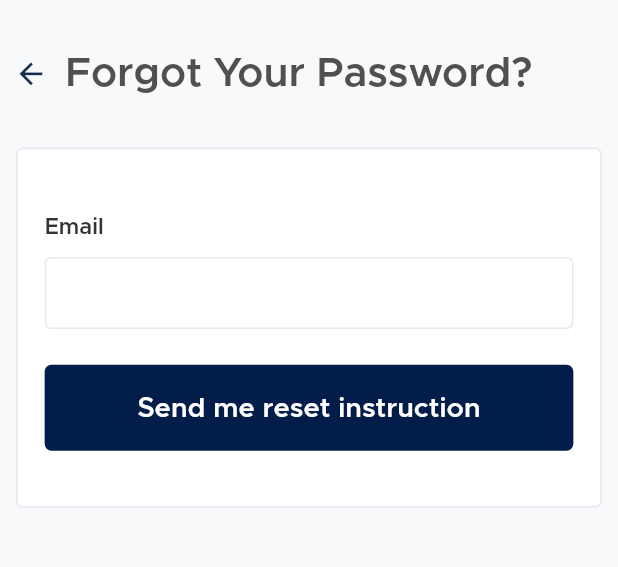
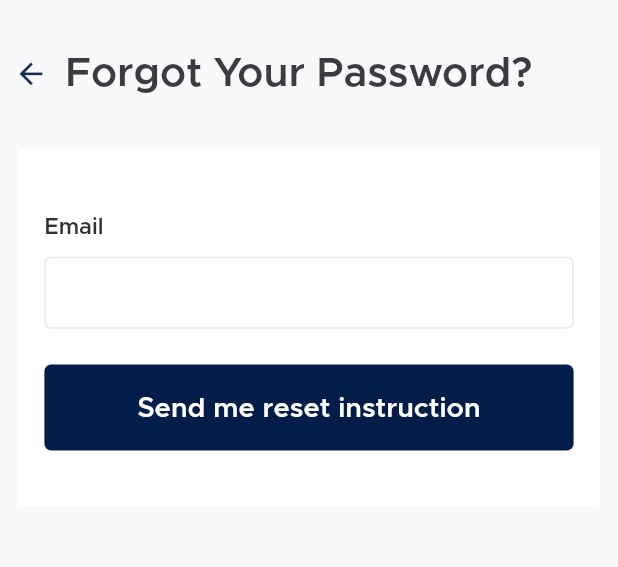
Before and after one commit to islamsayed86/Happy-Texting, a Flutter app: the screen it shows after launch, after a tap on "Forgot password?", on a phone screen of 412 x 824 dp, the part 97-664 px from its top. Run offline on Flutter 3.47's test engine with Material 2 defaults, Android fonts, the phone set to English and light mode, and no system bars; our stand-ins replace flutter_screenutil.

Commit message:
make the navigation & refactor the code

```diff
--- a/lib/Ui/screens/forgot_password_page.dart
+++ b/lib/Ui/screens/forgot_password_page.dart
@@ -1,17 +1,22 @@
 import 'package:flutter/material.dart';
 import 'package:flutter_screenutil/flutter_screenutil.dart';
 import 'package:happy_texting/Ui/screens/reset_password_page.dart';
-import 'package:happy_texting/Ui/widgets/custom_button.dart';
-
-import 'package:happy_texting/Ui/widgets/custom_text_field.dart';
+import 'package:happy_texting/core/constants/colors.dart';
+import 'package:happy_texting/core/widgets/Logo.dart';
+import 'package:happy_texting/core/widgets/custom_button.dart';
+import 'package:happy_texting/core/widgets/custom_container.dart';
+import 'package:happy_texting/core/widgets/custom_text_field.dart';
+import 'package:happy_texting/core/widgets/custom_text_style.dart';
+import 'package:happy_texting/data/models/enter_email.dart';
 
 class ForgotPassword extends StatelessWidget {
-  const ForgotPassword({super.key});
+  ForgotPassword({super.key});
   static String id = 'Forgot Password';
+  String? email;
   @override
   Widget build(BuildContext context) {
     return Scaffold(
-      backgroundColor: const Color(0xffF8F9FB),
+      backgroundColor: kLightGrey,
       body: Padding(
         padding: EdgeInsets.symmetric(vertical: 25.sp),
         child: ListView(
@@ -19,19 +24,8 @@ class ForgotPassword extends StatelessWidget {
             Row(
               mainAxisAlignment: MainAxisAlignment.center,
               children: [
-                Text(
-                  'Happy ',
-                  style: TextStyle(
-                      color: const Color(0xff81CFD2),
-                      fontSize: 27.sp,
-                      fontWeight: FontWeight.bold),
-                ),
-                Text(
-                  'Texting',
-                  style: TextStyle(
-                      color: const Color(0xff031D4A),
-                      fontSize: 27.sp,
-                      fontWeight: FontWeight.bold),
+                Logo(
+                  size: 27.sp,
                 ),
               ],
             ),
@@ -54,13 +48,10 @@ class ForgotPassword extends StatelessWidget {
                     SizedBox(
                       width: 10.sp,
                     ),
-                    Text(
-                      'Forgot Your Password?',
-                      style: TextStyle(
-                          color: const Color(0xff505050),
-                          fontSize: 24.sp,
-                          fontWeight: FontWeight.bold,
-                          fontFamily: 'metropolis'),
+                    CustomTextStyle(
+                      yourText: 'Forgot Your Password?',
+                      color: kDarkGrey,
+                      size: 24.sp,
                     ),
                   ],
                 ),
@@ -73,18 +64,8 @@ class ForgotPassword extends StatelessWidget {
               padding: EdgeInsets.symmetric(
                 horizontal: 9.5.sp,
               ),
-              child: Container(
-                width: 371.w,
-                height: 201.h,
-                decoration: BoxDecoration(
-                  color: const Color(0xffFFFFFF),
-                  border: Border.all(
-                    style: BorderStyle.solid,
-                    color: const Color(0xffE6EAEE),
-                    width: 1.w,
-                  ),
-                  borderRadius: BorderRadius.circular(4),
-                ),
+              child: CustomContainer(
+                hight: 201.h,
                 child: Padding(
                   padding: EdgeInsets.symmetric(horizontal: 15.5.sp),
                   child: Column(
@@ -95,26 +76,27 @@ class ForgotPassword extends StatelessWidget {
                       Row(
                         mainAxisAlignment: MainAxisAlignment.start,
                         children: [
-                          Text(
-                            'Email',
-                            style: TextStyle(
-                              fontFamily: 'metropolis',
-                              fontSize: 13.sp,
-                              fontWeight: FontWeight.normal,
-                              color: const Color(0xff333333),
-                            ),
-                          ),
+                          CustomTextStyle(
+                            yourText: 'Email',
+                            size: 13.sp,
+                            color: kDarkerGrey,
+                          )
                           // CustomFormTextFiled()
                         ],
                       ),
                       SizedBox(
                         height: 10.h,
                       ),
-                      const CustomTextField(),
+                      CustomTextField(
+                        onChanged: (data) {
+                          email = data;
+                        },
+                      ),
                       SizedBox(height: 20.h),
                       CustomButton(
                         ontap: () {
-                          Navigator.pushNamed(context, ResetPassword.id);
+                          Navigator.pushNamed(context, ResetPassword.id,
+                              arguments: EnterEmail(yourEmail: email!));
                         },
                         text: 'Send me reset instruction',
                       ),
--- a/lib/Ui/screens/login_page.dart
+++ b/lib/Ui/screens/login_page.dart
@@ -1,11 +1,13 @@
 import 'package:flutter/material.dart';
-
 import 'package:happy_texting/Ui/screens/forgot_password_page.dart';
-
-import 'package:happy_texting/Ui/widgets/custom_button.dart';
-
-import 'package:happy_texting/Ui/widgets/custom_text_field.dart';
+import 'package:happy_texting/core/widgets/Custom_GestureDetector.dart';
+import 'package:happy_texting/core/widgets/Logo.dart';
+import 'package:happy_texting/core/widgets/custom_button.dart';
+import 'package:happy_texting/core/widgets/custom_container.dart';
+import 'package:happy_texting/core/widgets/custom_text_field.dart';
 import 'package:flutter_screenutil/flutter_screenutil.dart';
+import 'package:happy_texting/core/constants/colors.dart';
+import 'package:happy_texting/core/widgets/custom_text_style.dart';
 
 class LoginPage extends StatelessWidget {
   const LoginPage({super.key});
@@ -15,48 +17,22 @@ class LoginPage extends StatelessWidget {
     return Scaffold(
       // appBar: AppBar(
       //   systemOverlayStyle: const SystemUiOverlayStyle(
-      //     statusBarColor: Color(0xff031D4A),
+      //     statusBarColor: kDarkBlue,
       //   ),
       // ),
-      backgroundColor: const Color(0xffF8F9FB),
+      backgroundColor: kLightGrey,
       body: Padding(
         padding: EdgeInsets.symmetric(vertical: 45.sp),
         child: ListView(
           children: [
-            Row(
-              mainAxisAlignment: MainAxisAlignment.center,
-              children: [
-                Text(
-                  'Happy ',
-                  style: TextStyle(
-                      color: const Color(0xff81CFD2),
-                      fontSize: 50.sp,
-                      fontWeight: FontWeight.bold),
-                ),
-                Text(
-                  'Texting',
-                  style: TextStyle(
-                      color: const Color(0xff031D4A),
-                      fontSize: 50.sp,
-                      fontWeight: FontWeight.bold),
-                ),
-              ],
+            Logo(
+              size: 50.sp,
             ),
             Padding(
               padding:
                   EdgeInsets.symmetric(horizontal: 9.5.sp, vertical: 44.5.sp),
-              child: Container(
-                width: 371.w,
-                height: 361.h,
-                decoration: BoxDecoration(
-                  color: const Color(0xffFFFFFF),
-                  border: Border.all(
-                    style: BorderStyle.solid,
-                    color: const Color(0xffE6EAEE),
-                    width: 1,
-                  ),
-                  borderRadius: BorderRadius.circular(4.sp),
-                ),
+              child: CustomContainer(
+                hight: 361.h,
                 child: Padding(
                   padding: EdgeInsets.symmetric(horizontal: 15.5.sp),
                   child: Column(
@@ -67,14 +43,9 @@ class LoginPage extends StatelessWidget {
                       Row(
                         mainAxisAlignment: MainAxisAlignment.start,
                         children: [
-                          Text(
-                            'Email',
-                            style: TextStyle(
-                              fontFamily: 'metropolis',
-                              fontSize: 13.sp,
-                              fontWeight: FontWeight.normal,
-                              color: const Color(0xff333333),
-                            ),
+                          CustomTextStyle(
+                            yourText: 'Email',
+                            size: 13.sp,
                           ),
                           // CustomFormTextFiled()
                         ],
@@ -89,14 +60,9 @@ class LoginPage extends StatelessWidget {
                       Row(
                         mainAxisAlignment: MainAxisAlignment.start,
                         children: [
-                          Text(
-                            'Password',
-                            style: TextStyle(
-                              fontFamily: 'metropolis',
-                              fontSize: 13.sp,
-                              fontWeight: FontWeight.normal,
-                              color: const Color(0xff333333),
-                            ),
+                          CustomTextStyle(
+                            yourText: 'password',
+                            size: 13.sp,
                           ),
                           // CustomFormTextFiled()
                         ],
@@ -113,14 +79,10 @@ class LoginPage extends StatelessWidget {
                             onTap: () {
                               Navigator.pushNamed(context, ForgotPassword.id);
                             },
-                            child: Text(
-                              'Forgot password?',
-                              style: TextStyle(
-                                fontFamily: 'metropolis',
-                                fontSize: 16.sp,
-                                fontWeight: FontWeight.normal,
-                                color: const Color(0xff505050),
-                              ),
+                            child: CustomTextStyle(
+                              yourText: 'Forgot password?',
+                              size: 16.sp,
+                              color: kGrey,
                             ),
                           ),
                           // CustomFormTextFiled()
@@ -140,26 +102,7 @@ class LoginPage extends StatelessWidget {
               padding: EdgeInsets.symmetric(
                 horizontal: 85.sp,
               ),
-              child: GestureDetector(
-                onTap: () {},
-                child: Container(
-                  decoration: BoxDecoration(
-                    color: const Color(0xff505050),
-                    borderRadius: BorderRadius.circular(4.h),
-                  ),
-                  width: 220.w,
-                  height: 48.h,
-                  child: Center(
-                    child: Text(
-                      'Create New Account',
-                      style: TextStyle(
-                          color: const Color(0xffFFFFFF),
-                          fontSize: 16.sp,
-                          fontFamily: 'metropolis'),
-                    ),
-                  ),
-                ),
-              ),
+              child: const CustomGestureDetector(),
             ),
           ],
         ),
--- /dev/null
+++ b/lib/core/constants/colors.dart
@@ -0,0 +1,9 @@
+import 'package:flutter/animation.dart';
+
+const kDarkBlue = Color(0xff031D4A);
+const kLightGrey = Color(0xffF8F9FB);
+const kBrightGrey = Color(0xff6F7072);
+const kGrey = Color(0xff505050);
+const kDarkerGrey = Color(0xff333333);
+const kWhite = Color(0xffFFFFFF);
+const kDarkGrey = Color(0xff3A3C3F);
--- /dev/null
+++ b/lib/core/widgets/Custom_GestureDetector.dart
@@ -0,0 +1,67 @@
+// ignore_for_file: file_names
+
+import 'package:flutter/material.dart';
+import 'package:flutter_screenutil/flutter_screenutil.dart';
+import 'package:happy_texting/core/constants/colors.dart';
+import 'package:happy_texting/core/widgets/custom_text_style.dart';
+
+class CustomGestureDetector extends StatelessWidget {
+  const CustomGestureDetector({
+    Key? key,
+  }) : super(key: key);
+
+  @override
+  Widget build(BuildContext context) {
+    return GestureDetector(
+      onTap: () {},
+      child: Container(
+        decoration: BoxDecoration(
+          color: kBrightGrey,
+          borderRadius: BorderRadius.circular(4.sp),
+        ),
+        width: 220.w,
+        height: 48.h,
+        child: Center(
+          child: CustomTextStyle(
+            yourText: 'Create New Account',
+            size: 16.sp,
+            color: kWhite,
+          ),
+        ),
+      ),
+    );
+  }
+}
+
+
+// class CustomGestureDetector extends StatelessWidget {
+//   const CustomGestureDetector({
+//     Key? key,
+//     this.onTap,
+//   }) : super(key: key);
+//   final VoidCallback? onTap;
+
+//   get kBrightGrey => null;
+
+//   @override
+//   Widget build(BuildContext context) {
+//     return GestureDetector(
+//       onTap: onTap,
+//       child: Container(
+//         decoration: BoxDecoration(
+//           color: kBrightGrey,
+//           borderRadius: BorderRadius.circular(4.sp),
+//         ),
+//         width: 220.w,
+//         height: 48.h,
+//         child: Center(
+//           child: CustomTextStyle(
+//             yourText: 'Create New Account',
+//             size: 16.sp,
+//             color: kWhite,
+//           ),
+//         ),
+//       ),
+//     );
+//   }
+// }
--- /dev/null
+++ b/lib/core/widgets/Logo.dart
@@ -0,0 +1,32 @@
+// ignore_for_file: file_names
+
+import 'package:flutter/material.dart';
+import 'package:happy_texting/core/constants/colors.dart';
+
+class Logo extends StatelessWidget {
+  const Logo({
+    Key? key,
+    this.size,
+  }) : super(key: key);
+  final double? size;
+  @override
+  Widget build(BuildContext context) {
+    return Row(
+      mainAxisAlignment: MainAxisAlignment.center,
+      children: [
+        Text(
+          'Happy ',
+          style: TextStyle(
+              color: const Color(0xff81CFD2),
+              fontSize: size,
+              fontWeight: FontWeight.bold),
+        ),
+        Text(
+          'Texting',
+          style: TextStyle(
+              color: kDarkBlue, fontSize: size, fontWeight: FontWeight.bold),
+        ),
+      ],
+    );
+  }
+}
--- /dev/null
+++ b/lib/core/widgets/custom_container.dart
@@ -0,0 +1,26 @@
+import 'package:flutter/material.dart';
+import 'package:flutter_screenutil/flutter_screenutil.dart';
+import 'package:happy_texting/core/constants/colors.dart';
+
+class CustomContainer extends StatelessWidget {
+  const CustomContainer({super.key, this.hight, this.child});
+  final double? hight;
+  final Widget? child;
+  @override
+  Widget build(BuildContext context) {
+    return Container(
+      width: 371.w,
+      height: hight,
+      decoration: BoxDecoration(
+        color: kWhite,
+        border: Border.all(
+          style: BorderStyle.solid,
+          color: kLightGrey,
+          width: 1,
+        ),
+        borderRadius: BorderRadius.circular(4.sp),
+      ),
+      child: child,
+    );
+  }
+}
--- a/lib/Ui/widgets/custom_text_field.dart
+++ b/lib/core/widgets/custom_text_field.dart
@@ -1,14 +1,15 @@
 import 'package:flutter/material.dart';
 
 class CustomTextField extends StatelessWidget {
-  const CustomTextField({
-    Key? key,
-  }) : super(key: key);
+  const CustomTextField({Key? key, this.onChanged}) : super(key: key);
+
+  final Function(String)? onChanged;
 
   @override
   Widget build(BuildContext context) {
-    return const TextField(
-      decoration: InputDecoration(
+    return TextField(
+      onChanged: onChanged,
+      decoration: const InputDecoration(
         contentPadding: EdgeInsets.fromLTRB(16, 14, 40, 10),
         hintStyle: TextStyle(
           color: Colors.white,
--- /dev/null
+++ b/lib/core/widgets/custom_text_style.dart
@@ -0,0 +1,21 @@
+import 'package:flutter/material.dart';
+
+class CustomTextStyle extends StatelessWidget {
+  const CustomTextStyle({Key? key, this.yourText, this.size, this.color})
+      : super(key: key);
+  final String? yourText;
+  final double? size;
+  final dynamic color;
+  @override
+  Widget build(BuildContext context) {
+    return Text(
+      '$yourText',
+      style: TextStyle(
+        fontFamily: 'metropolis',
+        fontSize: size,
+        fontWeight: FontWeight.normal,
+        color: color,
+      ),
+    );
+  }
+}
--- /dev/null
+++ b/lib/data/models/enter_email.dart
@@ -0,0 +1,7 @@
+class EnterEmail {
+  final String yourEmail;
+
+  const EnterEmail({
+    required this.yourEmail,
+  });
+}
--- a/lib/main.dart
+++ b/lib/main.dart
@@ -25,7 +25,7 @@ class HappyTexting extends StatelessWidget {
             routes: {
               LoginPage.id: (context) => const LoginPage(),
               ResetPassword.id: (context) => const ResetPassword(),
-              ForgotPassword.id: (context) => const ForgotPassword(),
+              ForgotPassword.id: (context) => ForgotPassword(),
             },
             initialRoute: LoginPage.id,
             debugShowCheckedModeBanner: false,
```
Also changed, not shown: lib/Ui/screens/reset_password_page.dart (+40 -54 lines), pubspec.yaml (+2 -7 lines), assets/fonts/metropolis.semi-bold.otf (renamed from lib/assets/fonts/metropolis.semi-bold.otf), lib/core/widgets/custom_button.dart (renamed from lib/Ui/widgets/custom_button.dart), pubspec.lock, 1 other file.
